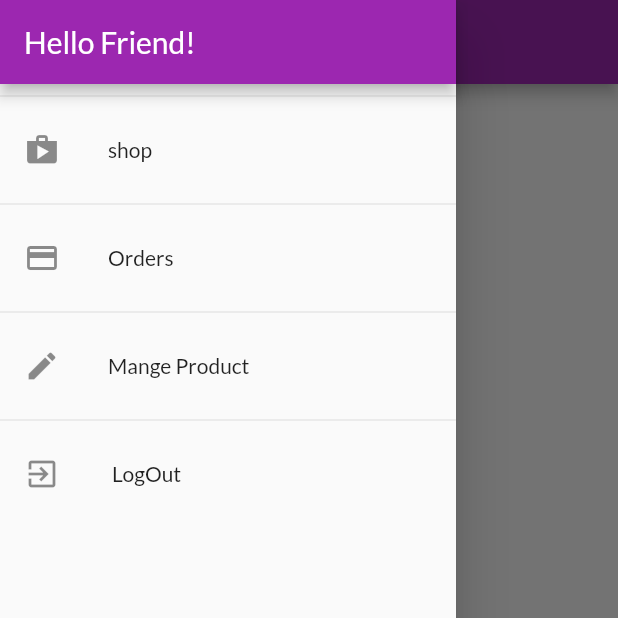
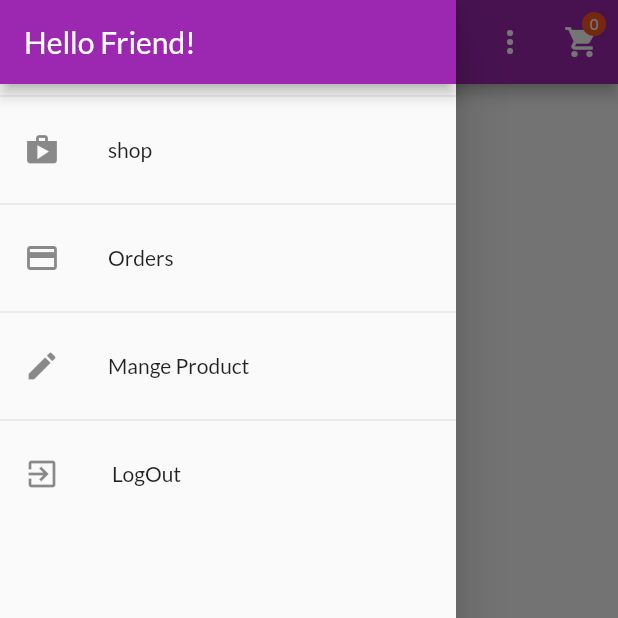
Before and after one commit to Husseb/shhop_app, a Flutter app: the ProductOverviewScreen screen opened directly, with the side drawer open, on a phone screen of 412 x 824 dp, the top half of it. Run offline on Flutter 3.47's test engine with Material 2 defaults, Android fonts, the phone set to English and light mode, and no system bars; our stand-ins replace shared_preferences; accounts and stored records are empty; network calls fail.

Commit message:
Add Something...

```diff
--- a/lib/screen/prodoct_overview_screen.dart
+++ b/lib/screen/prodoct_overview_screen.dart
@@ -1,18 +1,82 @@
 import 'package:flutter/material.dart';
+import 'package:flutter_app/provideors/cart.dart';
+import 'package:flutter_app/provideors/products.dart';
+import 'package:flutter_app/screen/cart_screen.dart';
 import 'package:flutter_app/widget/app_drawer.dart';
+import 'package:flutter_app/widget/badge.dart';
+import 'package:flutter_app/widget/products_grid.dart';
+import 'package:provider/provider.dart';
+
+enum FilterOption { Favorites, All }
+
 class ProductOverviewScreen extends StatefulWidget {
-  const ProductOverviewScreen({Key  key}) : super(key: key);
+  const ProductOverviewScreen({Key key}) : super(key: key);
 
   @override
   _ProductOverviewScreenState createState() => _ProductOverviewScreenState();
 }
 
 class _ProductOverviewScreenState extends State<ProductOverviewScreen> {
+  var isloadding = false;
+  var _showOnlyFavorite = false;
+  var _isInit = false;
+
+  @override
+  void initState() {
+    super.initState();
+    isloadding = true;
+    Provider.of<Products>(context, listen: false)
+        .fetchAndSetProduct()
+        .then((_) => setState(() => isloadding == false))
+        .catchError((error) => print(error));
+  }
+
   @override
   Widget build(BuildContext context) {
     return Scaffold(
-      appBar: AppBar(title: Text('shop'),),
-      body: Center(child: Text('shop'),),
+      appBar: AppBar(
+        title: Text('My shop'),
+        actions: [
+          PopupMenuButton(
+            itemBuilder: (_) => [
+              PopupMenuItem(
+                child: Text('Only Favorite'),
+                value: FilterOption.Favorites,
+              ),
+              PopupMenuItem(
+                child: Text(' Show All  '),
+                value: FilterOption.All,
+              ),
+            ],
+            onSelected: (FilterOption selectedVal) {
+              setState(
+                () {
+                  if (selectedVal == FilterOption.Favorites) {
+                    _showOnlyFavorite = true;
+                  } else {
+                    _showOnlyFavorite = false;
+                  }
+                },
+              );
+            },
+            icon: Icon(Icons.more_vert),
+          ),
+          Consumer<Cart>(
+              child: IconButton(
+                icon: Icon(Icons.shopping_cart),
+                onPressed: () =>
+                    Navigator.of(context).pushNamed(CartScreen.routName),
+              ),
+              builder: (_, cart, ch) =>
+                  Badge(value: cart.itemCount.toString(), child: ch))
+        ],
+      ),
+      body: isloadding
+          ? Center(
+              child: CircularProgressIndicator(),
+            )
+          : ProductsGrid(_showOnlyFavorite),
       drawer: AppDrawer(),
-    );  }
+    );
+  }
 }
--- a/lib/widget/badge.dart
+++ b/lib/widget/badge.dart
@@ -0,0 +1,37 @@
+import 'package:flutter/material.dart';
+
+class Badge extends StatelessWidget {
+  final Widget child;
+  final String value;
+  final Color color;
+
+  Badge({ this.child, this.value, this.color});
+
+  @override
+  Widget build(BuildContext context) {
+    return Stack(
+      alignment: Alignment.center,
+      children: [
+        child,
+        Positioned(
+          top: 8,
+          right: 8,
+          child: Container(
+            padding: EdgeInsets.all(2),
+            decoration: BoxDecoration(
+                borderRadius: BorderRadius.circular(10),
+                color: color != null
+                    ? color
+                    : Theme.of(context).colorScheme.secondary),
+            constraints: BoxConstraints(minHeight: 16, minWidth: 16),
+            child: Text(
+              value,
+              style: TextStyle(fontSize: 10),
+              textAlign: TextAlign.center,
+            ),
+          ),
+        ),
+      ],
+    );
+  }
+}
```
Also changed, not shown: lib/widget/product_item.dart (+9 -0 lines), lib/widget/products_grid.dart (+23 -0 lines).
